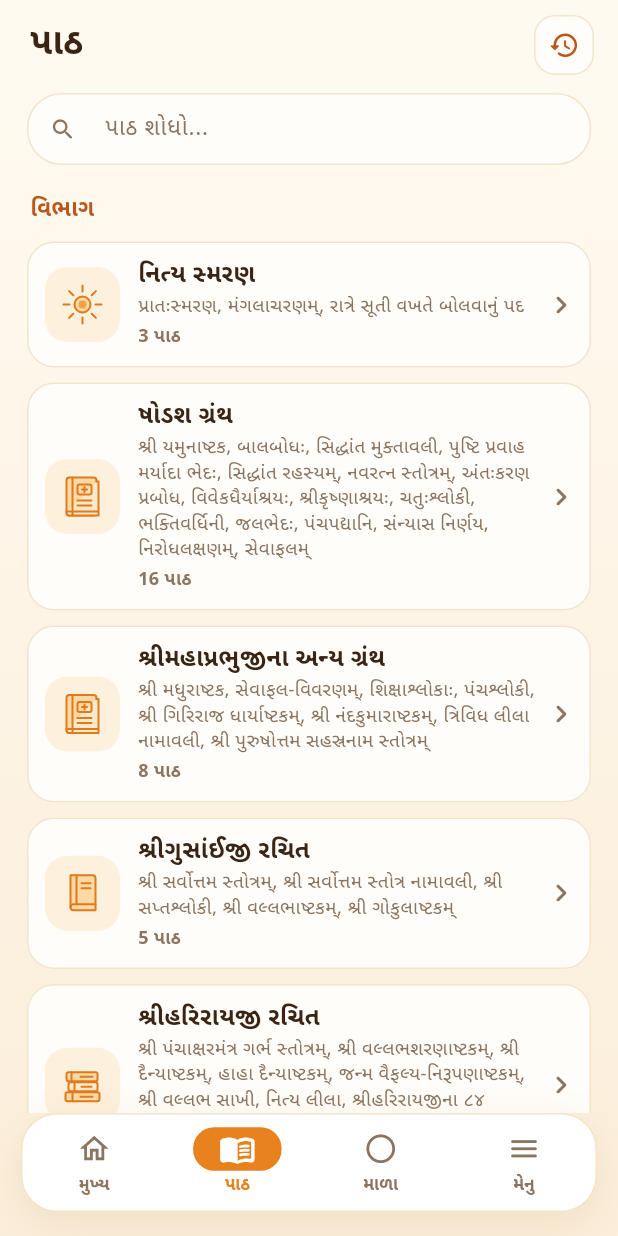
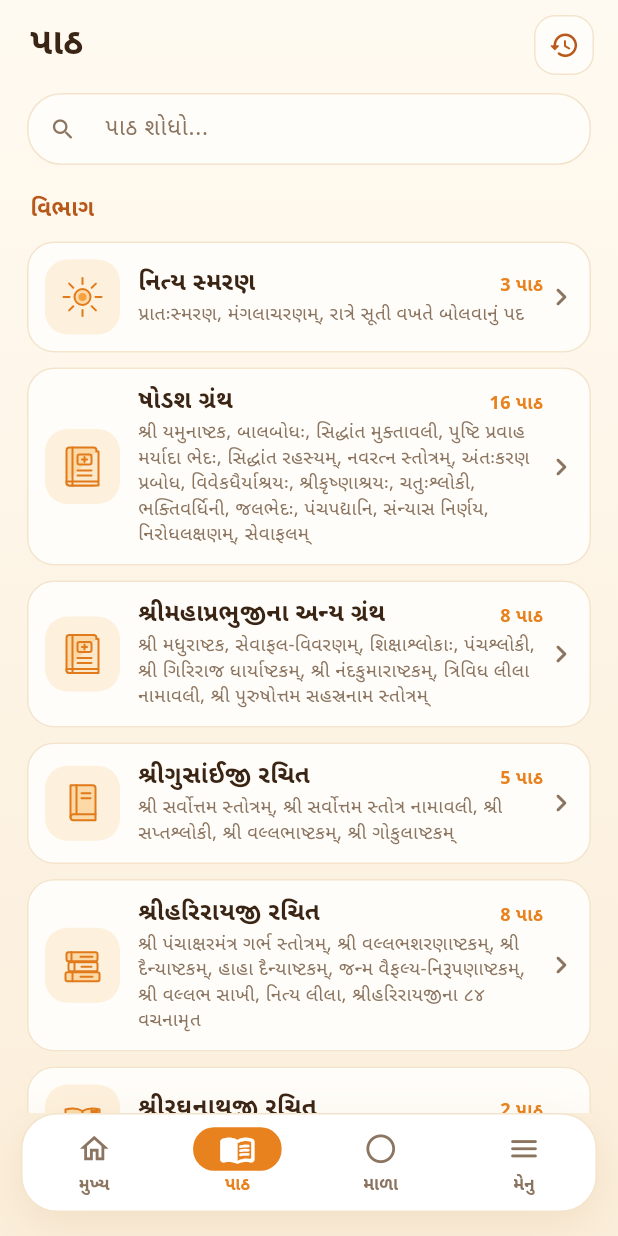
Before and after one commit to chinmaymodi24/pushtimarg-nitya-path, a Flutter app: the screen it shows after launch, item 2 of the bottom bar chosen, on a phone screen of 412 x 824 dp. Run offline on Flutter 3.47's test engine with Material 3 defaults, Android fonts, the phone set to English and light mode, and no system bars; our stand-ins replace flutter_svg, get, get_storage.

Commit message:
Paths: path count label sits on the right of the section title
Co-Authored-By: Claude Sonnet 5.5 <noreply@anthropic.com>
Claude-Session: https://claude.ai/code/session_01GGw6umaZzkZjSnBB44UrMi

```diff
--- a/lib/modules/paths/paths_view.dart
+++ b/lib/modules/paths/paths_view.dart
@@ -164,7 +164,12 @@ class _CategoryCard extends StatelessWidget {
                   child: Column(
                     crossAxisAlignment: CrossAxisAlignment.start,
                     children: [
-                      Text(
+                      Row(
+                        crossAxisAlignment: CrossAxisAlignment.baseline,
+                        textBaseline: TextBaseline.alphabetic,
+                        children: [
+                          Expanded(
+                            child: Text(
                               c.nameKey.tr,
                               style: TextStyle(
                                 fontSize: 16,
@@ -172,20 +177,23 @@ class _CategoryCard extends StatelessWidget {
                                 color: p.text,
                               ),
                             ),
+                          ),
+                          const SizedBox(width: 8),
+                          Text(
+                            'n_paths'.trParams({'n': '${paths.length}'}),
+                            style: TextStyle(
+                              fontSize: 12,
+                              fontWeight: FontWeight.w600,
+                              color: p.primary,
+                            ),
+                          ),
+                        ],
+                      ),
                       Text(
                         paths.map((x) => x.title(ui)).join(', '),
                         style: TextStyle(
                           fontSize: 12.5,
                           height: 1.4,
-                          color: p.subtext,
-                        ),
-                      ),
-                      const SizedBox(height: 3),
-                      Text(
-                        'n_paths'.trParams({'n': '${paths.length}'}),
-                        style: TextStyle(
-                          fontSize: 12,
-                          fontWeight: FontWeight.w600,
                           color: p.subtext,
                         ),
                       ),
```
Lines whose indentation alone changed are shown as unchanged.
